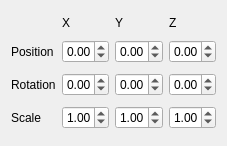
Before: the Qt Designer form RootTools/Treenity/UI/TransformComponent.ui in kevinortegren/zombieshroom, drawn with Qt 5.
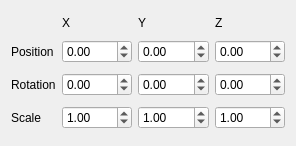
After: the same form once the commit is applied.

What changed in the file:
```diff
--- a/RootTools/Treenity/UI/TransformComponent.ui
+++ b/RootTools/Treenity/UI/TransformComponent.ui
@@ -6,7 +6,7 @@
    <rect>
     <x>0</x>
     <y>0</y>
-    <width>227</width>
+    <width>296</width>
     <height>146</height>
    </rect>
   </property>
@@ -75,7 +75,7 @@
    <item row="1" column="1">
     <widget class="QDoubleSpinBox" name="doubleSpinBox_translationX">
      <property name="sizePolicy">
-      <sizepolicy hsizetype="Minimum" vsizetype="Fixed">
+      <sizepolicy hsizetype="Expanding" vsizetype="Fixed">
        <horstretch>0</horstretch>
        <verstretch>0</verstretch>
       </sizepolicy>
@@ -88,7 +88,7 @@
      </property>
      <property name="maximumSize">
       <size>
-       <width>50</width>
+       <width>16777215</width>
        <height>16777215</height>
       </size>
      </property>
@@ -102,6 +102,12 @@
    </item>
    <item row="1" column="2">
     <widget class="QDoubleSpinBox" name="doubleSpinBox_translationY">
+     <property name="sizePolicy">
+      <sizepolicy hsizetype="Expanding" vsizetype="Fixed">
+       <horstretch>0</horstretch>
+       <verstretch>0</verstretch>
+      </sizepolicy>
+     </property>
      <property name="minimumSize">
       <size>
        <width>20</width>
@@ -110,7 +116,7 @@
      </property>
      <property name="maximumSize">
       <size>
-       <width>50</width>
+       <width>16777215</width>
        <height>16777215</height>
       </size>
      </property>
@@ -131,6 +137,12 @@
    </item>
    <item row="2" column="3">
     <widget class="QDoubleSpinBox" name="doubleSpinBox_orientationZ">
+     <property name="sizePolicy">
+      <sizepolicy hsizetype="Expanding" vsizetype="Fixed">
+       <horstretch>0</horstretch>
+       <verstretch>0</verstretch>
+      </sizepolicy>
+     </property>
      <property name="minimumSize">
       <size>
        <width>20</width>
@@ -139,7 +151,7 @@
      </property>
      <property name="maximumSize">
       <size>
-       <width>50</width>
+       <width>16777215</width>
        <height>16777215</height>
       </size>
      </property>
@@ -153,6 +165,12 @@
    </item>
    <item row="1" column="3">
     <widget class="QDoubleSpinBox" name="doubleSpinBox_translationZ">
+     <property name="sizePolicy">
+      <sizepolicy hsizetype="Expanding" vsizetype="Fixed">
+       <horstretch>0</horstretch>
+       <verstretch>0</verstretch>
+      </sizepolicy>
+     </property>
      <property name="minimumSize">
       <size>
        <width>20</width>
@@ -161,7 +179,7 @@
      </property>
      <property name="maximumSize">
       <size>
-       <width>50</width>
+       <width>16777215</width>
        <height>16777215</height>
       </size>
      </property>
@@ -182,6 +200,12 @@
    </item>
    <item row="3" column="2">
     <widget class="QDoubleSpinBox" name="doubleSpinBox_scaleY">
+     <property name="sizePolicy">
+      <sizepolicy hsizetype="Expanding" vsizetype="Fixed">
+       <horstretch>0</horstretch>
+       <verstretch>0</verstretch>
+      </sizepolicy>
+     </property>
      <property name="minimumSize">
       <size>
        <width>20</width>
@@ -190,7 +214,7 @@
      </property>
      <property name="maximumSize">
       <size>
-       <width>50</width>
+       <width>16777215</width>
        <height>16777215</height>
       </size>
      </property>
@@ -207,6 +231,12 @@
    </item>
    <item row="2" column="1">
     <widget class="QDoubleSpinBox" name="doubleSpinBox_orientationX">
+     <property name="sizePolicy">
+      <sizepolicy hsizetype="Expanding" vsizetype="Fixed">
+       <horstretch>0</horstretch>
+       <verstretch>0</verstretch>
+      </sizepolicy>
+     </property>
      <property name="minimumSize">
       <size>
        <width>20</width>
@@ -215,7 +245,7 @@
      </property>
      <property name="maximumSize">
       <size>
-       <width>50</width>
+       <width>16777215</width>
        <height>16777215</height>
       </size>
      </property>
@@ -229,6 +259,12 @@
    </item>
    <item row="3" column="1">
     <widget class="QDoubleSpinBox" name="doubleSpinBox_scaleX">
+     <property name="sizePolicy">
+      <sizepolicy hsizetype="Expanding" vsizetype="Fixed">
+       <horstretch>0</horstretch>
+       <verstretch>0</verstretch>
+      </sizepolicy>
+     </property>
      <property name="minimumSize">
       <size>
        <width>20</width>
@@ -237,7 +273,7 @@
      </property>
      <property name="maximumSize">
       <size>
-       <width>50</width>
+       <width>16777215</width>
        <height>16777215</height>
       </size>
      </property>
@@ -254,6 +290,12 @@
    </item>
    <item row="3" column="3">
     <widget class="QDoubleSpinBox" name="doubleSpinBox_scaleZ">
+     <property name="sizePolicy">
+      <sizepolicy hsizetype="Expanding" vsizetype="Fixed">
+       <horstretch>0</horstretch>
+       <verstretch>0</verstretch>
+      </sizepolicy>
+     </property>
      <property name="minimumSize">
       <size>
        <width>20</width>
@@ -262,7 +304,7 @@
      </property>
      <property name="maximumSize">
       <size>
-       <width>50</width>
+       <width>16777215</width>
        <height>16777215</height>
       </size>
      </property>
@@ -279,6 +321,12 @@
    </item>
    <item row="2" column="2">
     <widget class="QDoubleSpinBox" name="doubleSpinBox_orientationY">
+     <property name="sizePolicy">
+      <sizepolicy hsizetype="Expanding" vsizetype="Fixed">
+       <horstretch>0</horstretch>
+       <verstretch>0</verstretch>
+      </sizepolicy>
+     </property>
      <property name="minimumSize">
       <size>
        <width>20</width>
@@ -287,7 +335,7 @@
      </property>
      <property name="maximumSize">
       <size>
-       <width>50</width>
+       <width>16777215</width>
        <height>16777215</height>
       </size>
      </property>
```
